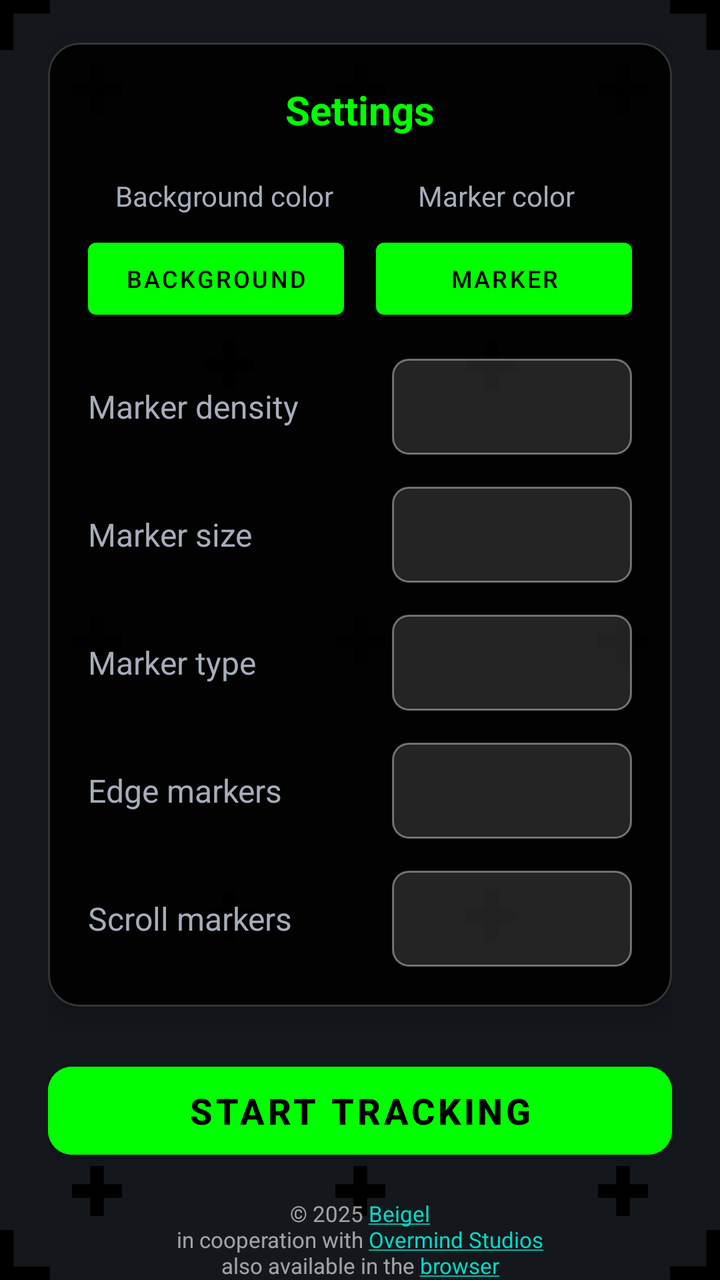
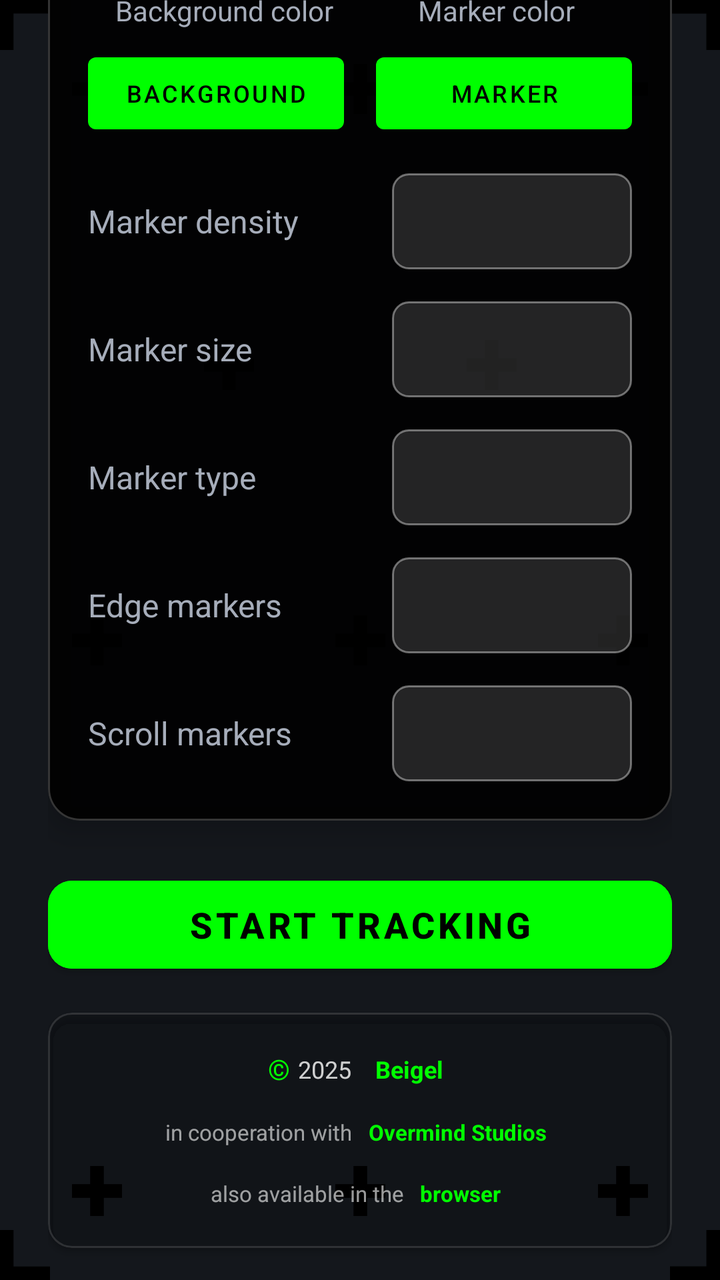

Two renders of the same Android screen: before a commit and after it. Below are the layout's source before the change and the commit's diff.
<!-- AndroidManifest.xml: application theme Theme.Screentrackr -->
<!-- res/layout/activity_main.xml -->
<?xml version="1.0" encoding="utf-8"?>
<androidx.constraintlayout.widget.ConstraintLayout xmlns:android="http://schemas.android.com/apk/res/android"
    xmlns:app="http://schemas.android.com/apk/res-auto"
    xmlns:tools="http://schemas.android.com/tools"
    android:layout_width="match_parent"
    android:layout_height="match_parent"
    tools:context=".MainActivity">

    
    <include
        layout="@layout/activity_trackingscreen"
        android:layout_width="0dp"
        android:layout_height="0dp"
        app:layout_constraintBottom_toBottomOf="parent"
        app:layout_constraintEnd_toEndOf="parent"
        app:layout_constraintStart_toStartOf="parent"
        app:layout_constraintTop_toTopOf="parent" />

    
    <View
        android:layout_width="match_parent"
        android:layout_height="match_parent"
        android:background="@drawable/gradient_overlay"
        app:layout_constraintBottom_toBottomOf="parent"
        app:layout_constraintEnd_toEndOf="parent"
        app:layout_constraintStart_toStartOf="parent"
        app:layout_constraintTop_toTopOf="parent" />

    
    <androidx.constraintlayout.widget.ConstraintLayout
        android:layout_width="0dp"
        android:layout_height="wrap_content"
        android:layout_marginHorizontal="24dp"
        android:maxWidth="400dp"
        app:layout_constraintBottom_toBottomOf="parent"
        app:layout_constraintEnd_toEndOf="parent"
        app:layout_constraintStart_toStartOf="parent"
        app:layout_constraintTop_toTopOf="parent"
        app:layout_constraintWidth_max="400dp">

        
        <ImageView
            android:id="@+id/imageView"
            android:layout_width="0dp"
            android:layout_height="48dp"
            android:layout_marginBottom="32dp"
            android:contentDescription="@string/content_description_logo"
            android:scaleType="fitCenter"
            app:layout_constraintBottom_toTopOf="@+id/settings_card"
            app:layout_constraintEnd_toEndOf="parent"
            app:layout_constraintStart_toStartOf="parent"
            app:srcCompat="@drawable/inapplogo" />

        
        <com.google.android.material.card.MaterialCardView
            android:id="@+id/settings_card"
            android:layout_width="0dp"
            android:layout_height="wrap_content"
            android:layout_marginBottom="24dp"
            app:cardBackgroundColor="#E6000000"
            app:cardCornerRadius="16dp"
            app:cardElevation="8dp"
            app:layout_constraintBottom_toTopOf="@+id/button_start"
            app:layout_constraintEnd_toEndOf="parent"
            app:layout_constraintStart_toStartOf="parent"
            app:strokeColor="#33FFFFFF"
            app:strokeWidth="1dp">

            <LinearLayout
                android:layout_width="match_parent"
                android:layout_height="wrap_content"
                android:orientation="vertical"
                android:padding="20dp">

                
                <TextView
                    android:layout_width="match_parent"
                    android:layout_height="wrap_content"
                    android:layout_marginBottom="20dp"
                    android:gravity="center"
                    android:text="@string/settings_title"
                    android:textColor="@color/primary"
                    android:textSize="20sp"
                    android:textStyle="bold" />

                
                <LinearLayout
                    android:layout_width="match_parent"
                    android:layout_height="wrap_content"
                    android:layout_marginBottom="16dp"
                    android:orientation="horizontal">

                    <LinearLayout
                        android:layout_width="0dp"
                        android:layout_height="wrap_content"
                        android:layout_weight="1"
                        android:orientation="vertical">

                        <TextView
                            android:layout_width="match_parent"
                            android:layout_height="wrap_content"
                            android:layout_marginBottom="8dp"
                            android:gravity="center"
                            android:text="@string/value_background_color"
                            android:textColor="@color/text_light"
                            android:textSize="14sp" />

                        <Button
                            android:id="@+id/buttonBackgroundColor"
                            android:layout_width="match_parent"
                            android:layout_height="48dp"
                            android:layout_marginEnd="8dp"
                            android:text="@string/button_background"
                            android:textSize="12sp" />
                    </LinearLayout>

                    <LinearLayout
                        android:layout_width="0dp"
                        android:layout_height="wrap_content"
                        android:layout_weight="1"
                        android:orientation="vertical">

                        <TextView
                            android:layout_width="match_parent"
                            android:layout_height="wrap_content"
                            android:layout_marginBottom="8dp"
                            android:gravity="center"
                            android:text="@string/value_marker_color"
                            android:textColor="@color/text_light"
                            android:textSize="14sp" />

                        <Button
                            android:id="@+id/buttonMarkerColor"
                            android:layout_width="match_parent"
                            android:layout_height="48dp"
                            android:layout_marginStart="8dp"
                            android:text="@string/button_marker"
                            android:textSize="12sp" />
                    </LinearLayout>
                </LinearLayout>

                
                <LinearLayout
                    android:layout_width="match_parent"
                    android:layout_height="wrap_content"
                    android:layout_marginBottom="16dp"
                    android:gravity="center_vertical"
                    android:orientation="horizontal">

                    <TextView
                        android:layout_width="0dp"
                        android:layout_height="wrap_content"
                        android:layout_weight="1"
                        android:text="@string/value_marker_density"
                        android:textColor="@color/text_light"
                        android:textSize="16sp" />

                    <Spinner
                        android:id="@+id/spinner_marker_density"
                        android:layout_width="120dp"
                        android:layout_height="48dp"
                        android:background="@drawable/spinner_background"
                        android:popupBackground="@color/background" />
                </LinearLayout>

                
                <LinearLayout
                    android:layout_width="match_parent"
                    android:layout_height="wrap_content"
                    android:layout_marginBottom="16dp"
                    android:gravity="center_vertical"
                    android:orientation="horizontal">

                    <TextView
                        android:layout_width="0dp"
                        android:layout_height="wrap_content"
                        android:layout_weight="1"
                        android:text="@string/value_marker_size"
                        android:textColor="@color/text_light"
                        android:textSize="16sp" />

                    <Spinner
                        android:id="@+id/spinner_marker_size"
                        android:layout_width="120dp"
                        android:layout_height="48dp"
                        android:background="@drawable/spinner_background"
                        android:popupBackground="@color/background" />
                </LinearLayout>

                
                <LinearLayout
                    android:layout_width="match_parent"
                    android:layout_height="wrap_content"
                    android:layout_marginBottom="16dp"
                    android:gravity="center_vertical"
                    android:orientation="horizontal">

                    <TextView
                        android:layout_width="0dp"
                        android:layout_height="wrap_content"
                        android:layout_weight="1"
                        android:text="@string/value_marker_type"
                        android:textColor="@color/text_light"
                        android:textSize="16sp" />

                    <Spinner
                        android:id="@+id/spinner_marker_type"
                        android:layout_width="120dp"
                        android:layout_height="48dp"
                        android:background="@drawable/spinner_background"
                        android:popupBackground="@color/background" />
                </LinearLayout>

                
                <LinearLayout
                    android:layout_width="match_parent"
                    android:layout_height="wrap_content"
                    android:layout_marginBottom="16dp"
                    android:gravity="center_vertical"
                    android:orientation="horizontal">

                    <TextView
                        android:layout_width="0dp"
                        android:layout_height="wrap_content"
                        android:layout_weight="1"
                        android:text="@string/value_edge_marker"
                        android:textColor="@color/text_light"
                        android:textSize="16sp" />

                    <Spinner
                        android:id="@+id/spinner_edge_marker"
                        android:layout_width="120dp"
                        android:layout_height="48dp"
                        android:background="@drawable/spinner_background"
                        android:popupBackground="@color/background" />
                </LinearLayout>

                
                <LinearLayout
                    android:layout_width="match_parent"
                    android:layout_height="wrap_content"
                    android:gravity="center_vertical"
                    android:orientation="horizontal">

                    <TextView
                        android:layout_width="0dp"
                        android:layout_height="wrap_content"
                        android:layout_weight="1"
                        android:text="@string/value_scroll_marker"
                        android:textColor="@color/text_light"
                        android:textSize="16sp" />

                    <Spinner
                        android:id="@+id/spinner_scroll_marker"
                        android:layout_width="120dp"
                        android:layout_height="48dp"
                        android:background="@drawable/spinner_background"
                        android:popupBackground="@color/background" />
                </LinearLayout>

            </LinearLayout>
        </com.google.android.material.card.MaterialCardView>

        
        <Button
            android:id="@+id/button_start"
            android:layout_width="0dp"
            android:layout_height="56dp"
            android:layout_marginBottom="16dp"
            android:backgroundTint="@color/primary"
            android:text="@string/button_text_start"
            android:textColor="@color/black"
            android:textSize="18sp"
            android:textStyle="bold"
            app:cornerRadius="12dp"
            app:layout_constraintBottom_toTopOf="@+id/footer"
            app:layout_constraintEnd_toEndOf="parent"
            app:layout_constraintStart_toStartOf="parent" />

        
        <TextView
            android:id="@+id/footer"
            android:layout_width="wrap_content"
            android:layout_height="wrap_content"
            android:gravity="center"
            android:text="@string/footerLink"
            android:textColor="#99FFFFFF"
            android:textSize="11sp"
            app:layout_constraintBottom_toBottomOf="parent"
            app:layout_constraintEnd_toEndOf="parent"
            app:layout_constraintStart_toStartOf="parent" />

    </androidx.constraintlayout.widget.ConstraintLayout>

</androidx.constraintlayout.widget.ConstraintLayout>
<!-- res/layout/activity_trackingscreen.xml (included above) -->
<?xml version="1.0" encoding="utf-8"?>
<androidx.constraintlayout.widget.ConstraintLayout xmlns:android="http://schemas.android.com/apk/res/android"
    xmlns:app="http://schemas.android.com/apk/res-auto"
    xmlns:tools="http://schemas.android.com/tools"
    android:id="@+id/trackingBackground"
    android:layout_width="match_parent"
    android:layout_height="match_parent"
    android:foregroundTint="#BC3333"
    tools:context=".Trackingscreen">

    
    <androidx.constraintlayout.widget.ConstraintLayout
        android:id="@+id/mainTrackingLayer"
        android:layout_width="match_parent"
        android:layout_height="match_parent"
        app:layout_constraintBottom_toBottomOf="parent"
        app:layout_constraintEnd_toEndOf="parent"
        app:layout_constraintStart_toStartOf="parent"
        app:layout_constraintTop_toTopOf="parent">

        
        <ImageView
            android:id="@+id/trackingPoint_E_1"
            android:layout_width="25dp"
            android:layout_height="25dp"
            app:layout_constraintBottom_toBottomOf="parent"
            app:layout_constraintEnd_toEndOf="parent"
            app:srcCompat="@drawable/ic_marker_cross_edge"
            tools:ignore="ImageContrastCheck"/>
        <ImageView
            android:id="@+id/trackingPoint_E_2"
            android:layout_width="25dp"
            android:layout_height="25dp"
            android:rotation="90"
            app:layout_constraintBottom_toBottomOf="parent"
            app:layout_constraintStart_toStartOf="parent"
            app:srcCompat="@drawable/ic_marker_cross_edge"
            tools:ignore="ImageContrastCheck"/>
        <ImageView
            android:id="@+id/trackingPoint_E_3"
            android:layout_width="25dp"
            android:layout_height="25dp"
            app:layout_constraintStart_toStartOf="parent"
            app:layout_constraintTop_toTopOf="parent"
            android:rotation="180"
            app:srcCompat="@drawable/ic_marker_cross_edge"
            tools:ignore="ImageContrastCheck"/>
        <ImageView
            android:id="@+id/trackingPoint_E_4"
            android:layout_width="25dp"
            android:layout_height="25dp"
            android:rotation="270"
            app:layout_constraintEnd_toEndOf="parent"
            app:layout_constraintTop_toTopOf="parent"
            app:srcCompat="@drawable/ic_marker_cross_edge"
            tools:ignore="ImageContrastCheck" />

        
        <ImageView
            android:id="@+id/trackingPoint_1_4"
            android:layout_width="25dp"
            android:layout_height="25dp"
            app:layout_constraintBottom_toTopOf="@+id/guideline_bottom_hor"
            app:layout_constraintEnd_toStartOf="@+id/guideline_right_ver"
            app:srcCompat="@drawable/ic_marker_cross"
            tools:ignore="ImageContrastCheck" />

        <ImageView
            android:id="@+id/trackingPoint_1_3"
            android:layout_width="25dp"
            android:layout_height="25dp"
            app:layout_constraintBottom_toTopOf="@+id/guideline_bottom_hor"
            app:layout_constraintStart_toEndOf="@+id/guideline_left_ver"
            app:srcCompat="@drawable/ic_marker_cross"
            tools:ignore="ImageContrastCheck" />

        <ImageView
            android:id="@+id/trackingPoint_1_2"
            android:layout_width="25dp"
            android:layout_height="25dp"
            app:layout_constraintEnd_toStartOf="@id/guideline_right_ver"
            app:layout_constraintTop_toBottomOf="@id/guideline_top_hor"
            app:srcCompat="@drawable/ic_marker_cross"
            tools:ignore="ImageContrastCheck" />

        <ImageView
            android:id="@+id/trackingPoint_1_1"
            android:layout_width="25dp"
            android:layout_height="25dp"
            app:layout_constraintStart_toEndOf="@id/guideline_left_ver"
            app:layout_constraintTop_toBottomOf="@id/guideline_top_hor"
            app:srcCompat="@drawable/ic_marker_cross"
            tools:ignore="ImageContrastCheck" />

        <ImageView
            android:id="@+id/trackingPoint_1_5"
            android:layout_width="25dp"
            android:layout_height="25dp"
            app:layout_constraintBottom_toBottomOf="parent"
            app:layout_constraintEnd_toEndOf="parent"
            app:layout_constraintStart_toStartOf="parent"
            app:layout_constraintTop_toTopOf="parent"
            app:srcCompat="@drawable/ic_marker_cross"
            tools:ignore="ImageContrastCheck" />

        
        <androidx.constraintlayout.widget.Guideline
            android:id="@+id/guideline_mid_ver"
            android:layout_width="wrap_content"
            android:layout_height="wrap_content"
            android:orientation="vertical"
            app:layout_constraintGuide_percent="0.5" />

        <androidx.constraintlayout.widget.Guideline
            android:id="@+id/guideline_mid_hor"
            android:layout_width="wrap_content"
            android:layout_height="wrap_content"
            android:orientation="horizontal"
            app:layout_constraintGuide_percent="0.5" />

        <androidx.constraintlayout.widget.Guideline
            android:id="@+id/guideline_left_ver"
            android:layout_width="wrap_content"
            android:layout_height="wrap_content"
            android:orientation="vertical"
            app:layout_constraintGuide_percent="0.10" />

        <androidx.constraintlayout.widget.Guideline
            android:id="@+id/guideline_right_ver"
            android:layout_width="wrap_content"
            android:layout_height="wrap_content"
            android:orientation="vertical"
            app:layout_constraintGuide_percent="0.90" />

        <androidx.constraintlayout.widget.Guideline
            android:id="@+id/guideline_top_hor"
            android:layout_width="wrap_content"
            android:layout_height="wrap_content"
            android:orientation="horizontal"
            app:layout_constraintGuide_percent="0.05" />

        <androidx.constraintlayout.widget.Guideline
            android:id="@+id/guideline_bottom_hor"
            android:layout_width="wrap_content"
            android:layout_height="wrap_content"
            android:orientation="horizontal"
            app:layout_constraintGuide_percent="0.95" />

        
        <ImageView
            android:id="@+id/trackingPoint_2_3"
            android:layout_width="25dp"
            android:layout_height="25dp"
            app:layout_constraintBottom_toTopOf="@id/guideline_bottom_hor"
            app:layout_constraintEnd_toStartOf="@+id/guideline_right_ver"
            app:layout_constraintStart_toStartOf="@+id/guideline_left_ver"
            app:srcCompat="@drawable/ic_marker_cross"
            tools:ignore="ImageContrastCheck" />

        <ImageView
            android:id="@+id/trackingPoint_2_1"
            android:layout_width="25dp"
            android:layout_height="25dp"
            app:layout_constraintEnd_toStartOf="@+id/guideline_right_ver"
            app:layout_constraintStart_toStartOf="@+id/guideline_left_ver"
            app:layout_constraintTop_toBottomOf="@id/guideline_top_hor"
            app:srcCompat="@drawable/ic_marker_cross"
            tools:ignore="ImageContrastCheck" />

        <ImageView
            android:id="@+id/trackingPoint_2_2"
            android:layout_width="25dp"
            android:layout_height="25dp"
            app:layout_constraintBottom_toTopOf="@+id/guideline_bottom_hor"
            app:layout_constraintEnd_toStartOf="@+id/guideline_right_ver"
            app:layout_constraintTop_toTopOf="@id/guideline_top_hor"
            app:srcCompat="@drawable/ic_marker_cross"
            tools:ignore="ImageContrastCheck" />

        <ImageView
            android:id="@+id/trackingPoint_2_4"
            android:layout_width="25dp"
            android:layout_height="25dp"
            app:layout_constraintBottom_toTopOf="@+id/guideline_bottom_hor"
            app:layout_constraintStart_toEndOf="@id/guideline_left_ver"
            app:layout_constraintTop_toTopOf="@id/guideline_top_hor"
            app:srcCompat="@drawable/ic_marker_cross"
            tools:ignore="ImageContrastCheck" />

        <ImageView
            android:id="@+id/trackingPoint_3_3"
            android:layout_width="25dp"
            android:layout_height="25dp"
            app:layout_constraintBottom_toTopOf="@+id/guideline_bottom_hor"
            app:layout_constraintEnd_toStartOf="@+id/guideline_right_ver"
            app:layout_constraintStart_toStartOf="@+id/trackingPoint_1_5"
            app:layout_constraintTop_toTopOf="@+id/trackingPoint_1_5"
            app:srcCompat="@drawable/ic_marker_cross"
            tools:ignore="ImageContrastCheck" />

        <ImageView
            android:id="@+id/trackingPoint_3_2"
            android:layout_width="25dp"
            android:layout_height="25dp"
            app:layout_constraintBottom_toBottomOf="@+id/trackingPoint_1_5"
            app:layout_constraintEnd_toStartOf="@+id/guideline_right_ver"
            app:layout_constraintStart_toStartOf="@+id/trackingPoint_1_5"
            app:layout_constraintTop_toTopOf="@+id/guideline_top_hor"
            app:srcCompat="@drawable/ic_marker_cross"
            tools:ignore="ImageContrastCheck" />

        <ImageView
            android:id="@+id/trackingPoint_3_4"
            android:layout_width="25dp"
            android:layout_height="25dp"
            app:layout_constraintBottom_toTopOf="@+id/guideline_bottom_hor"
            app:layout_constraintEnd_toEndOf="@+id/trackingPoint_1_5"
            app:layout_constraintStart_toStartOf="@+id/guideline_left_ver"
            app:layout_constraintTop_toTopOf="@+id/trackingPoint_1_5"
            app:srcCompat="@drawable/ic_marker_cross"
            tools:ignore="ImageContrastCheck" />

        <ImageView
            android:id="@+id/trackingPoint_3_1"
            android:layout_width="25dp"
            android:layout_height="25dp"
            app:layout_constraintBottom_toBottomOf="@+id/trackingPoint_1_5"
            app:layout_constraintEnd_toEndOf="@+id/trackingPoint_1_5"
            app:layout_constraintStart_toStartOf="@+id/guideline_left_ver"
            app:layout_constraintTop_toTopOf="@+id/guideline_top_hor"
            app:srcCompat="@drawable/ic_marker_cross"
            tools:ignore="ImageContrastCheck" />

    </androidx.constraintlayout.widget.ConstraintLayout>

    
    <androidx.constraintlayout.widget.ConstraintLayout
        android:id="@+id/scrollMarkerLayer"
        android:layout_width="match_parent"
        android:layout_height="match_parent"
        android:elevation="10dp"
        app:layout_constraintBottom_toBottomOf="parent"
        app:layout_constraintEnd_toEndOf="parent"
        app:layout_constraintStart_toStartOf="parent"
        app:layout_constraintTop_toTopOf="parent">

        

    </androidx.constraintlayout.widget.ConstraintLayout>

</androidx.constraintlayout.widget.ConstraintLayout>
<!-- resources referenced by this layout -->
<resources>
  <color name="background">#2A303C</color>
  <color name="black">#FF000000</color>
  <color name="primary">#00FF00</color>
  <color name="text_light">#a6adba</color>
  <!-- drawable gradient_overlay (drawable) -->
  <?xml version="1.0" encoding="utf-8"?>
  <shape xmlns:android="http://schemas.android.com/apk/res/android"
      android:shape="rectangle">
      <gradient
          android:type="radial"
          android:centerX="0.5"
          android:centerY="0.5"
          android:gradientRadius="1.2"
          android:startColor="#CC000000"
          android:centerColor="#AA000000"
          android:endColor="#88000000" />
  </shape>
  <!-- drawable ic_marker_cross (drawable) -->
  <vector xmlns:android="http://schemas.android.com/apk/res/android"
      android:width="256dp"
      android:height="256dp"
      android:viewportWidth="256"
      android:viewportHeight="256">
    <path
        android:fillColor="#FF000000"
        android:pathData="M162.91,93.09L162.91,0L93.09,0L93.09,93.09L0,93.09L0,162.91L93.09,162.91L93.09,256L162.91,256L162.91,162.91L256,162.91L256,93.09L162.91,93.09Z"/>
  </vector>
  <!-- drawable ic_marker_cross_edge (drawable) -->
  <vector xmlns:android="http://schemas.android.com/apk/res/android"
      android:width="256dp"
      android:height="256dp"
      android:viewportWidth="128"
      android:viewportHeight="128">
    <path
        android:fillColor="#FF000000"
        android:pathData="M162.91,93.09L162.91,0L93.09,0L93.09,93.09L0,93.09L0,162.91L93.09,162.91L93.09,256L162.91,256L162.91,162.91L256,162.91L256,93.09L162.91,93.09Z"/>
  </vector>
  <string name="button_background">Background</string>
  <string name="button_marker">Marker</string>
  <string name="button_text_start">Start Tracking</string>
  <string name="content_description_logo">Screentrackr Logo</string>
  <string name="footerLink">© 2025 <a href="https://play.google.com/store/apps/developer?id=Beigel">Beigel</a>\nin cooperation with <a href="https://www.overmind-studios.de/">Overmind Studios</a>\nalso available in the <a href="https://www.overmind-studios.de/screentrackr">browser</a></string>
  <string name="settings_title">Settings</string>
  <string name="value_background_color">Background color</string>
  <string name="value_edge_marker">Edge markers</string>
  <string name="value_marker_color">Marker color</string>
  <string name="value_marker_density">Marker density</string>
  <string name="value_marker_size">Marker size</string>
  <string name="value_marker_type">Marker type</string>
  <string name="value_scroll_marker">Scroll markers</string>
  <style name="Theme.Screentrackr" parent="Theme.MaterialComponents.DayNight.NoActionBar">
          
          <item name="colorPrimary">@color/primary</item>
          <item name="colorPrimaryVariant">@color/background</item>
          <item name="colorOnPrimary">@color/black</item>
          <item name="android:windowBackground">@color/background</item>
          <item name="android:textColor">@color/text_light</item>
          
          <item name="colorSecondary">@color/teal_200</item>
          <item name="colorSecondaryVariant">@color/teal_700</item>
          <item name="colorOnSecondary">@color/black</item>
          
          <item name="android:statusBarColor" tools:targetApi="l">?attr/colorPrimaryVariant</item>
          
      </style>
  <color name="teal_200">#FF03DAC5</color>
  <color name="teal_700">#FF018786</color>
  <!-- unchanged entries left out for length: 2 -->
</resources>

<!-- the commit's change to res/layout/activity_main.xml (unified diff, before → after) -->
@@ -273,22 +273,129 @@
             android:textSize="18sp"
             android:textStyle="bold"
             app:cornerRadius="12dp"
-            app:layout_constraintBottom_toTopOf="@+id/footer"
+            app:layout_constraintBottom_toTopOf="@+id/footer_card"
             app:layout_constraintEnd_toEndOf="parent"
             app:layout_constraintStart_toStartOf="parent" />
 
         
-        <TextView
-            android:id="@+id/footer"
-            android:layout_width="wrap_content"
-            android:layout_height="wrap_content"
-            android:gravity="center"
-            android:text="@string/footerLink"
-            android:textColor="#99FFFFFF"
-            android:textSize="11sp"
+        <com.google.android.material.card.MaterialCardView
+            android:id="@+id/footer_card"
+            android:layout_width="0dp"
+            android:layout_height="wrap_content"
+            android:layout_marginBottom="16dp"
+            app:cardBackgroundColor="#1A000000"
+            app:cardCornerRadius="12dp"
+            app:cardElevation="2dp"
             app:layout_constraintBottom_toBottomOf="parent"
             app:layout_constraintEnd_toEndOf="parent"
-            app:layout_constraintStart_toStartOf="parent" />
+            app:layout_constraintStart_toStartOf="parent"
+            app:strokeColor="#22FFFFFF"
+            app:strokeWidth="1dp">
+
+            <LinearLayout
+                android:layout_width="match_parent"
+                android:layout_height="wrap_content"
+                android:orientation="vertical"
+                android:padding="16dp">
+
+                
+                <LinearLayout
+                    android:layout_width="match_parent"
+                    android:layout_height="wrap_content"
+                    android:gravity="center"
+                    android:orientation="horizontal"
+                    android:layout_marginBottom="8dp">
+
+                    
+                    <TextView
+                        android:layout_width="wrap_content"
+                        android:layout_height="wrap_content"
+                        android:text="©"
+                        android:textColor="@color/primary"
+                        android:textSize="14sp"
+                        android:textStyle="bold"
+                        android:layout_marginEnd="4dp" />
+
+                    <TextView
+                        android:layout_width="wrap_content"
+                        android:layout_height="wrap_content"
+                        android:text="2025"
+                        android:textColor="#CCFFFFFF"
+                        android:textSize="12sp"
+                        android:layout_marginEnd="8dp" />
+
+                    <TextView
+                        android:id="@+id/footer_beigel_link"
+                        android:layout_width="wrap_content"
+                        android:layout_height="wrap_content"
+                        android:text="@string/footer_beigel"
+                        android:textColor="@color/primary"
+                        android:textSize="12sp"
+                        android:textStyle="bold"
+                        android:background="?android:attr/selectableItemBackground"
+                        android:padding="4dp" />
+                </LinearLayout>
+
+                
+                <LinearLayout
+                    android:layout_width="match_parent"
+                    android:layout_height="wrap_content"
+                    android:gravity="center"
+                    android:orientation="horizontal"
+                    android:layout_marginBottom="8dp">
+
+                    <TextView
+                        android:layout_width="wrap_content"
+                        android:layout_height="wrap_content"
+                        android:text="@string/footer_collaboration_text"
+                        android:textColor="#99FFFFFF"
+                        android:textSize="11sp"
+                        android:layout_marginEnd="4dp" />
+
+                    <TextView
+                        android:id="@+id/footer_overmind_link"
+                        android:layout_width="wrap_content"
+                        android:layout_height="wrap_content"
+                        android:text="@string/footer_overmind"
+                        android:textColor="@color/primary"
+                        android:textSize="11sp"
+                        android:textStyle="bold"
+                        android:background="?android:attr/selectableItemBackground"
+                        android:padding="4dp" />
+                </LinearLayout>
+
+                
+                <LinearLayout
+                    android:layout_width="match_parent"
+                    android:layout_height="wrap_content"
+                    android:gravity="center"
+                    android:orientation="horizontal">
+
+                    <TextView
+                        android:layout_width="wrap_content"
+                        android:layout_height="wrap_content"
+                        android:text="@string/footer_browser_text"
+                        android:textColor="#99FFFFFF"
+                        android:textSize="11sp"
+                        android:layout_marginEnd="4dp" />
+
+                    <TextView
+                        android:id="@+id/footer_browser_link"
+                        android:layout_width="wrap_content"
+                        android:layout_height="wrap_content"
+                        android:text="@string/footer_browser_link"
+                        android:textColor="@color/primary"
+                        android:textSize="11sp"
+                        android:textStyle="bold"
+                        android:background="?android:attr/selectableItemBackground"
+                        android:padding="4dp" />
+                </LinearLayout>
+
+
+
+
+            </LinearLayout>
+        </com.google.android.material.card.MaterialCardView>
 
     </androidx.constraintlayout.widget.ConstraintLayout>
 
<!-- resource entries referenced after the edit -->
@@ -41,7 +41,11 @@
   <string name="button_marker">Marker</string>
   <string name="button_text_start">Start Tracking</string>
   <string name="content_description_logo">Screentrackr Logo</string>
-  <string name="footerLink">© 2025 <a href="https://play.google.com/store/apps/developer?id=Beigel">Beigel</a>\nin cooperation with <a href="https://www.overmind-studios.de/">Overmind Studios</a>\nalso available in the <a href="https://www.overmind-studios.de/screentrackr">browser</a></string>
+  <string name="footer_beigel">Beigel</string>
+  <string name="footer_browser_link">browser</string>
+  <string name="footer_browser_text">also available in the</string>
+  <string name="footer_collaboration_text">in cooperation with</string>
+  <string name="footer_overmind">Overmind Studios</string>
   <string name="settings_title">Settings</string>
   <string name="value_background_color">Background color</string>
   <string name="value_edge_marker">Edge markers</string>
